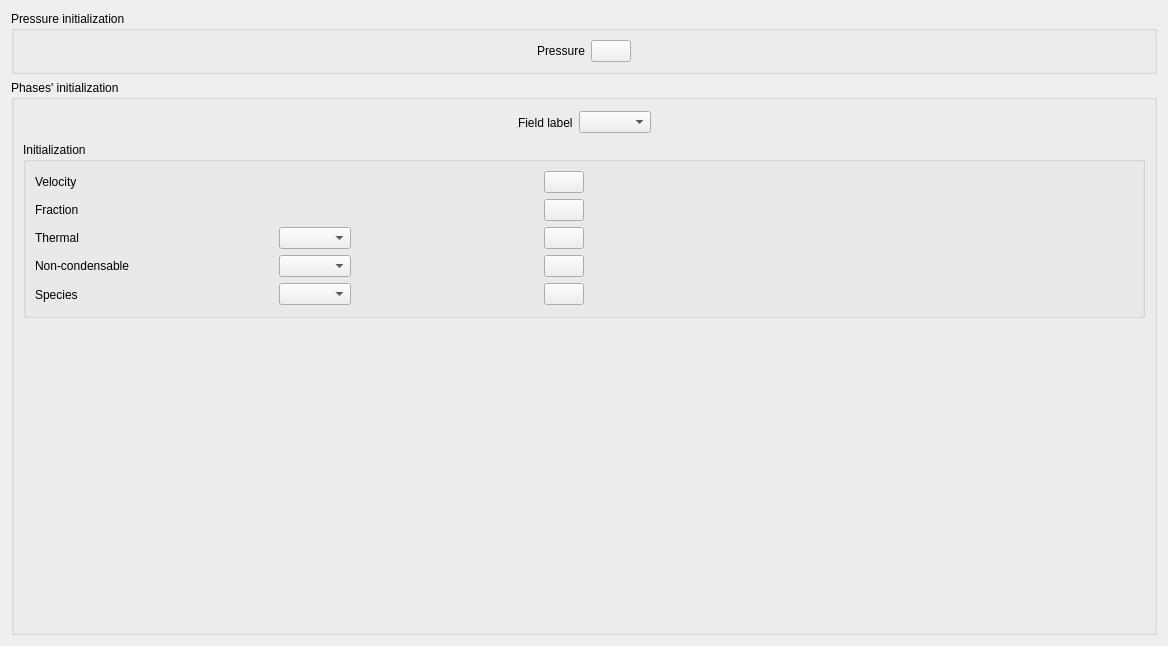
Above: python/code_saturne/gui/case/MainFieldsInitialization.ui from code-saturne/code_saturne before the change. Below: the same form after it.
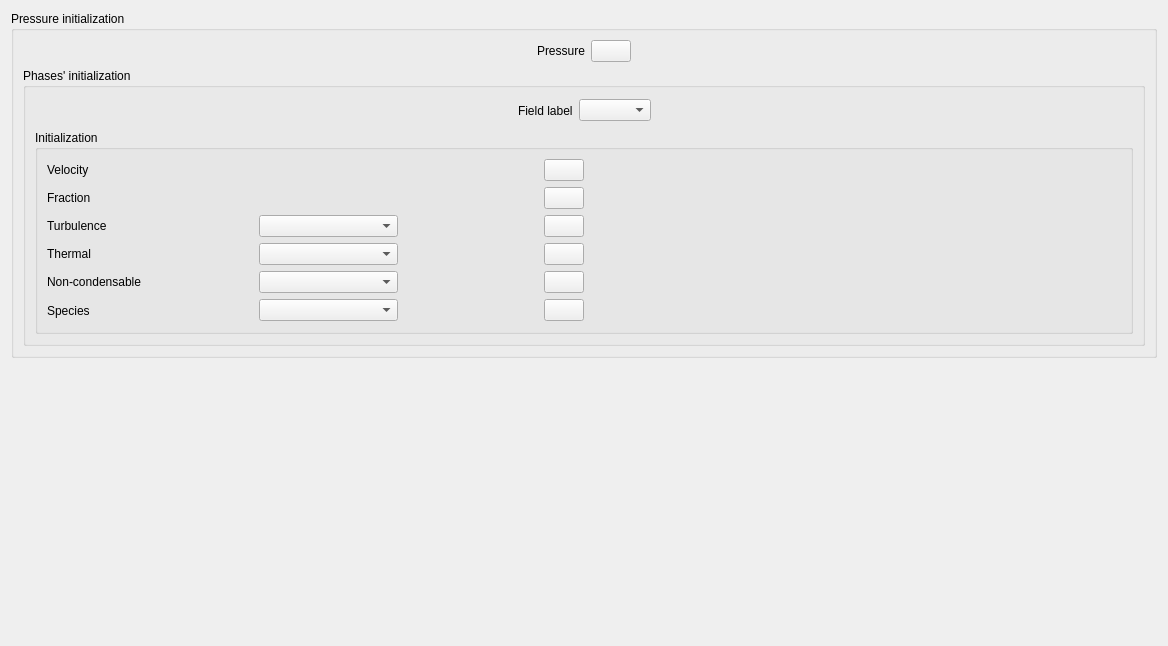
That is the form after the change. Icons and pictures are not drawn.

Commit message:
[GUI] added turbulence initialization in neptune_cfd gui.
Similar to what is done in code_saturne gui, choice between
initialization from reference values and a formula for each field.

The model RpRfp is not done yet. It would require creating the tensor
Rfp instead of having to define the qfpxx, qfpyy, etc...

The possibility to choose the k-omega model is also added in this
feature.

The edit to the form file:
```diff
--- a/python/code_saturne/gui/case/MainFieldsInitialization.ui
+++ b/python/code_saturne/gui/case/MainFieldsInitialization.ui
@@ -20,63 +20,6 @@
       <string>Pressure initialization</string>
      </property>
      <layout class="QGridLayout" name="gridLayout_8">
-      <item row="0" column="0">
-       <layout class="QHBoxLayout" name="horizontalLayout_2">
-        <item>
-         <spacer name="horizontalSpacer_9">
-          <property name="orientation">
-           <enum>Qt::Horizontal</enum>
-          </property>
-          <property name="sizeHint" stdset="0">
-           <size>
-            <width>40</width>
-            <height>20</height>
-           </size>
-          </property>
-         </spacer>
-        </item>
-        <item>
-         <widget class="QLabel" name="label_13">
-          <property name="text">
-           <string>Pressure</string>
-          </property>
-         </widget>
-        </item>
-        <item>
-         <widget class="QPushButton" name="pushButtonPressure">
-          <property name="text">
-           <string/>
-          </property>
-          <property name="icon">
-           <iconset resource="resources_pages.qrc">
-            <normaloff>:/new/prefix1/data/icons/22x22/edit-find-replace.png</normaloff>:/new/prefix1/data/icons/22x22/edit-find-replace.png</iconset>
-          </property>
-          <property name="iconSize">
-           <size>
-            <width>22</width>
-            <height>22</height>
-           </size>
-          </property>
-         </widget>
-        </item>
-        <item>
-         <spacer name="horizontalSpacer_8">
-          <property name="orientation">
-           <enum>Qt::Horizontal</enum>
-          </property>
-          <property name="sizeHint" stdset="0">
-           <size>
-            <width>13</width>
-            <height>20</height>
-           </size>
-          </property>
-         </spacer>
-        </item>
-       </layout>
-      </item>
-     </layout>
-    </widget>
-   </item>
    <item row="1" column="0">
     <widget class="QGroupBox" name="groupBoxDefinition">
      <property name="title">
@@ -130,89 +73,117 @@
         </property>
         <layout class="QGridLayout" name="gridLayout_6">
          <item row="0" column="0">
-          <layout class="QGridLayout" name="gridLayout_7">
-           <item row="0" column="0">
-            <widget class="QLabel" name="labelVelocity">
-             <property name="text">
-              <string>Velocity</string>
-             </property>
-            </widget>
-           </item>
-           <item row="0" column="1" colspan="4">
-            <spacer name="spacer_8">
+             <layout class="QGridLayout" name="gridLayout_7" rowstretch="0,0,0,0,0,0">
+              <property name="verticalSpacing">
+               <number>6</number>
+              </property>
+              <item row="0" column="3">
+               <spacer name="horizontalSpacer_10">
              <property name="orientation">
               <enum>Qt::Horizontal</enum>
              </property>
              <property name="sizeHint" stdset="0">
               <size>
-               <width>138</width>
+                  <width>40</width>
                <height>20</height>
               </size>
              </property>
             </spacer>
            </item>
-           <item row="0" column="5">
-            <widget class="QPushButton" name="pushButtonVelocity">
-             <property name="text">
-              <string/>
-             </property>
-             <property name="icon">
-              <iconset resource="resources_pages.qrc">
-               <normaloff>:/new/prefix1/data/icons/22x22/edit-find-replace.png</normaloff>:/new/prefix1/data/icons/22x22/edit-find-replace.png</iconset>
-             </property>
-             <property name="iconSize">
-              <size>
-               <width>22</width>
-               <height>22</height>
-              </size>
-             </property>
-            </widget>
-           </item>
-           <item row="1" column="0" colspan="2">
-            <widget class="QLabel" name="labelFraction">
-             <property name="text">
-              <string>Fraction</string>
-             </property>
-            </widget>
-           </item>
-           <item row="1" column="2" colspan="3">
-            <spacer name="spacer_9">
+              <item row="5" column="1">
+               <spacer name="spacer_3">
              <property name="orientation">
               <enum>Qt::Horizontal</enum>
              </property>
              <property name="sizeHint" stdset="0">
               <size>
-               <width>138</width>
-               <height>20</height>
-              </size>
-             </property>
-            </spacer>
-           </item>
-           <item row="1" column="5">
-            <widget class="QPushButton" name="pushButtonFraction">
-             <property name="text">
-              <string/>
-             </property>
-             <property name="icon">
-              <iconset resource="resources_pages.qrc">
-               <normaloff>:/new/prefix1/data/icons/22x22/edit-find-replace.png</normaloff>:/new/prefix1/data/icons/22x22/edit-find-replace.png</iconset>
-             </property>
-             <property name="iconSize">
-              <size>
                <width>22</width>
-               <height>22</height>
-              </size>
-             </property>
-            </widget>
+                  <height>23</height>
+                 </size>
+                </property>
+               </spacer>
            </item>
            <item row="2" column="0">
-            <widget class="QLabel" name="labelEnergy">
+               <widget class="QLabel" name="labelTurbulence">
              <property name="text">
-              <string>Thermal</string>
+                 <string>Turbulence</string>
              </property>
             </widget>
            </item>
-           <item row="2" column="2">
+              <item row="3" column="4">
+               <widget class="QPushButton" name="pushButtonEnergy">
+                <property name="text">
+                 <string/>
+                </property>
+                <property name="icon">
+                 <iconset resource="resources_pages.qrc">
+                  <normaloff>:/new/prefix1/data/icons/22x22/edit-find-replace.png</normaloff>:/new/prefix1/data/icons/22x22/edit-find-replace.png</iconset>
+                </property>
+                <property name="iconSize">
+                 <size>
+                  <width>22</width>
+                  <height>22</height>
+                 </size>
+                </property>
+               </widget>
+              </item>
+              <item row="1" column="1">
+               <spacer name="horizontalSpacer_12">
+                <property name="orientation">
+                 <enum>Qt::Horizontal</enum>
+                </property>
+                <property name="sizeHint" stdset="0">
+                 <size>
+                  <width>40</width>
+                  <height>20</height>
+                 </size>
+                </property>
+               </spacer>
+              </item>
+              <item row="2" column="4">
+               <widget class="QPushButton" name="pushButtonTurbulence">
+                <property name="text">
+                 <string/>
+                </property>
+                <property name="icon">
+                 <iconset resource="resources_pages.qrc">
+                  <normaloff>:/new/prefix1/data/icons/22x22/edit-find-replace.png</normaloff>:/new/prefix1/data/icons/22x22/edit-find-replace.png</iconset>
+                </property>
+                <property name="iconSize">
+                 <size>
+                  <width>22</width>
+                  <height>22</height>
+                 </size>
+                </property>
+               </widget>
+              </item>
+              <item row="2" column="1">
+               <spacer name="horizontalSpacer_2">
+                <property name="orientation">
+                 <enum>Qt::Horizontal</enum>
+                </property>
+                <property name="sizeHint" stdset="0">
+                 <size>
+                  <width>40</width>
+                  <height>20</height>
+                 </size>
+                </property>
+               </spacer>
+              </item>
+              <item row="1" column="3">
+               <spacer name="horizontalSpacer_13">
+                <property name="orientation">
+                 <enum>Qt::Horizontal</enum>
+                </property>
+                <property name="sizeHint" stdset="0">
+                 <size>
+                  <width>40</width>
+                  <height>20</height>
+                 </size>
+                </property>
+               </spacer>
+              </item>
+              <item row="3" column="1">
             <spacer>
              <property name="orientation">
               <enum>Qt::Horizontal</enum>
@@ -225,50 +196,73 @@
              </property>
             </spacer>
            </item>
+              <item row="1" column="0">
+               <widget class="QLabel" name="labelFraction">
+                <property name="text">
+                 <string>Fraction</string>
+                </property>
+               </widget>
+              </item>
+              <item row="0" column="1">
+               <spacer name="horizontalSpacer_4">
+                <property name="orientation">
+                 <enum>Qt::Horizontal</enum>
+                </property>
+                <property name="sizeHint" stdset="0">
+                 <size>
+                  <width>40</width>
+                  <height>20</height>
+                 </size>
+                </property>
+               </spacer>
+              </item>
+              <item row="0" column="4">
+               <widget class="QPushButton" name="pushButtonVelocity">
+                <property name="text">
+                 <string/>
+                </property>
+                <property name="icon">
+                 <iconset resource="resources_pages.qrc">
+                  <normaloff>:/new/prefix1/data/icons/22x22/edit-find-replace.png</normaloff>:/new/prefix1/data/icons/22x22/edit-find-replace.png</iconset>
+                </property>
+                <property name="iconSize">
+                 <size>
+                  <width>22</width>
+                  <height>22</height>
+                 </size>
+                </property>
+               </widget>
+              </item>
+              <item row="5" column="2">
+               <widget class="QComboBox" name="comboBoxScalar"/>
+              </item>
            <item row="2" column="3">
-            <widget class="QComboBox" name="comboBoxEnergy"/>
-           </item>
-           <item row="2" column="4">
-            <spacer name="spacer_10">
+               <spacer name="horizontalSpacer_3">
              <property name="orientation">
               <enum>Qt::Horizontal</enum>
              </property>
              <property name="sizeHint" stdset="0">
               <size>
-               <width>13</width>
+                  <width>40</width>
                <height>20</height>
               </size>
              </property>
             </spacer>
            </item>
-           <item row="2" column="5">
-            <widget class="QPushButton" name="pushButtonEnergy">
-             <property name="text">
-              <string/>
-             </property>
-             <property name="icon">
-              <iconset resource="resources_pages.qrc">
-               <normaloff>:/new/prefix1/data/icons/22x22/edit-find-replace.png</normaloff>:/new/prefix1/data/icons/22x22/edit-find-replace.png</iconset>
-             </property>
-             <property name="iconSize">
-              <size>
-               <width>22</width>
-               <height>22</height>
-              </size>
-             </property>
-            </widget>
-           </item>
-           <item row="3" column="0" colspan="3">
-            <widget class="QLabel" name="labelNonCondensable">
-             <property name="text">
-              <string>Non-condensable</string>
-             </property>
-            </widget>
-           </item>
            <item row="3" column="3">
-            <widget class="QComboBox" name="comboBoxNonCondensable"/>
-           </item>
-           <item row="3" column="4">
+               <spacer name="spacer_10">
+                <property name="orientation">
+                 <enum>Qt::Horizontal</enum>
+                </property>
+                <property name="sizeHint" stdset="0">
+                 <size>
+                  <width>13</width>
+                  <height>20</height>
+                 </size>
+                </property>
+               </spacer>
+              </item>
+              <item row="4" column="3">
             <spacer name="spacer_11">
              <property name="orientation">
               <enum>Qt::Horizontal</enum>
@@ -281,47 +275,34 @@
              </property>
             </spacer>
            </item>
-           <item row="3" column="5">
-            <widget class="QPushButton" name="pushButtonNonCondensable">
-             <property name="text">
-              <string/>
-             </property>
-             <property name="icon">
-              <iconset resource="resources_pages.qrc">
-               <normaloff>:/new/prefix1/data/icons/22x22/edit-find-replace.png</normaloff>:/new/prefix1/data/icons/22x22/edit-find-replace.png</iconset>
-             </property>
-             <property name="iconSize">
-              <size>
-               <width>22</width>
-               <height>22</height>
-              </size>
-             </property>
-            </widget>
-           </item>
-           <item row="4" column="0">
+              <item row="5" column="0">
             <widget class="QLabel" name="labelScalar">
              <property name="text">
               <string>Species</string>
              </property>
             </widget>
            </item>
-           <item row="4" column="2">
-            <spacer name="spacer_3">
+              <item row="0" column="0">
+               <widget class="QLabel" name="labelVelocity">
+                <property name="text">
+                 <string>Velocity</string>
+                </property>
+               </widget>
+              </item>
+              <item row="0" column="2">
+               <spacer name="horizontalSpacer_5">
              <property name="orientation">
               <enum>Qt::Horizontal</enum>
              </property>
              <property name="sizeHint" stdset="0">
               <size>
-               <width>22</width>
-               <height>23</height>
+                  <width>40</width>
+                  <height>20</height>
               </size>
              </property>
             </spacer>
            </item>
-           <item row="4" column="3">
-            <widget class="QComboBox" name="comboBoxScalar"/>
-           </item>
-           <item row="4" column="4">
+              <item row="5" column="3">
             <spacer>
              <property name="orientation">
               <enum>Qt::Horizontal</enum>
@@ -334,7 +315,37 @@
              </property>
             </spacer>
            </item>
-           <item row="4" column="5">
+              <item row="4" column="2">
+               <widget class="QComboBox" name="comboBoxNonCondensable"/>
+              </item>
+              <item row="1" column="4">
+               <widget class="QPushButton" name="pushButtonFraction">
+                <property name="text">
+                 <string/>
+                </property>
+                <property name="icon">
+                 <iconset resource="resources_pages.qrc">
+                  <normaloff>:/new/prefix1/data/icons/22x22/edit-find-replace.png</normaloff>:/new/prefix1/data/icons/22x22/edit-find-replace.png</iconset>
+                </property>
+                <property name="iconSize">
+                 <size>
+                  <width>22</width>
+                  <height>22</height>
+                 </size>
+                </property>
+               </widget>
+              </item>
+              <item row="4" column="0" colspan="2">
+               <widget class="QLabel" name="labelNonCondensable">
+                <property name="text">
+                 <string>Non-condensable</string>
+                </property>
+               </widget>
+              </item>
+              <item row="3" column="2">
+               <widget class="QComboBox" name="comboBoxEnergy"/>
+              </item>
+              <item row="5" column="4">
             <widget class="QPushButton" name="pushButtonScalar">
              <property name="text">
               <string/>
@@ -351,6 +362,46 @@
              </property>
             </widget>
            </item>
+              <item row="2" column="2">
+               <widget class="QComboBox" name="comboBoxTurbulence"/>
+              </item>
+              <item row="3" column="0">
+               <widget class="QLabel" name="labelEnergy">
+                <property name="text">
+                 <string>Thermal</string>
+                </property>
+               </widget>
+              </item>
+              <item row="1" column="2">
+               <spacer name="horizontalSpacer_11">
+                <property name="orientation">
+                 <enum>Qt::Horizontal</enum>
+                </property>
+                <property name="sizeHint" stdset="0">
+                 <size>
+                  <width>40</width>
+                  <height>20</height>
+                 </size>
+                </property>
+               </spacer>
+              </item>
+              <item row="4" column="4">
+               <widget class="QPushButton" name="pushButtonNonCondensable">
+                <property name="text">
+                 <string/>
+                </property>
+                <property name="icon">
+                 <iconset resource="resources_pages.qrc">
+                  <normaloff>:/new/prefix1/data/icons/22x22/edit-find-replace.png</normaloff>:/new/prefix1/data/icons/22x22/edit-find-replace.png</iconset>
+                </property>
+                <property name="iconSize">
+                 <size>
+                  <width>22</width>
+                  <height>22</height>
+                 </size>
+                </property>
+               </widget>
+              </item>
           </layout>
          </item>
          <item row="0" column="1">
@@ -369,6 +420,66 @@
         </layout>
        </widget>
       </item>
+        </layout>
+       </widget>
+      </item>
+      <item row="0" column="0">
+       <layout class="QHBoxLayout" name="horizontalLayout_2">
+        <item>
+         <spacer name="horizontalSpacer_9">
+          <property name="orientation">
+           <enum>Qt::Horizontal</enum>
+          </property>
+          <property name="sizeHint" stdset="0">
+           <size>
+            <width>40</width>
+            <height>20</height>
+           </size>
+          </property>
+         </spacer>
+        </item>
+        <item>
+         <widget class="QLabel" name="label_13">
+          <property name="text">
+           <string>Pressure</string>
+          </property>
+         </widget>
+        </item>
+        <item>
+         <widget class="QPushButton" name="pushButtonPressure">
+          <property name="text">
+           <string/>
+          </property>
+          <property name="icon">
+           <iconset resource="resources_pages.qrc">
+            <normaloff>:/new/prefix1/data/icons/22x22/edit-find-replace.png</normaloff>:/new/prefix1/data/icons/22x22/edit-find-replace.png</iconset>
+          </property>
+          <property name="iconSize">
+           <size>
+            <width>22</width>
+            <height>22</height>
+           </size>
+          </property>
+         </widget>
+        </item>
+        <item>
+         <spacer name="horizontalSpacer_8">
+          <property name="orientation">
+           <enum>Qt::Horizontal</enum>
+          </property>
+          <property name="sizeHint" stdset="0">
+           <size>
+            <width>13</width>
+            <height>20</height>
+           </size>
+          </property>
+         </spacer>
+        </item>
+       </layout>
+      </item>
+     </layout>
+    </widget>
+   </item>
       <item row="2" column="0">
        <spacer>
         <property name="orientation">
@@ -381,9 +492,6 @@
          </size>
         </property>
        </spacer>
-      </item>
-     </layout>
-    </widget>
    </item>
   </layout>
  </widget>
```
Lines whose indentation alone changed are shown as unchanged. The commit also changes 4 other files.
